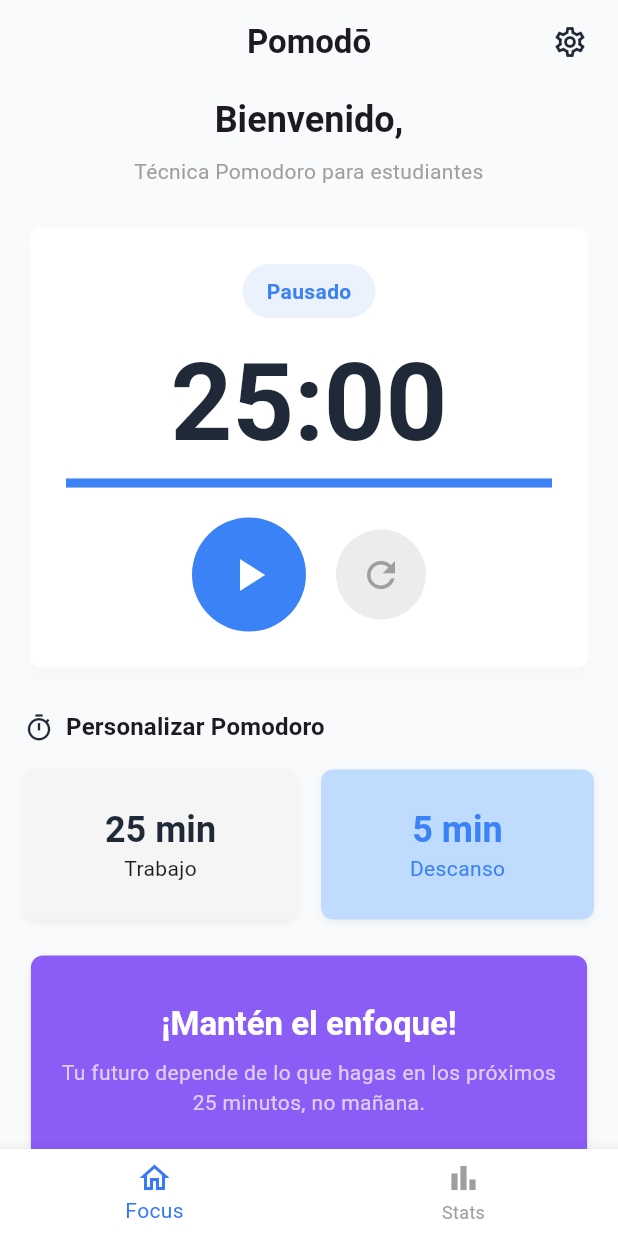
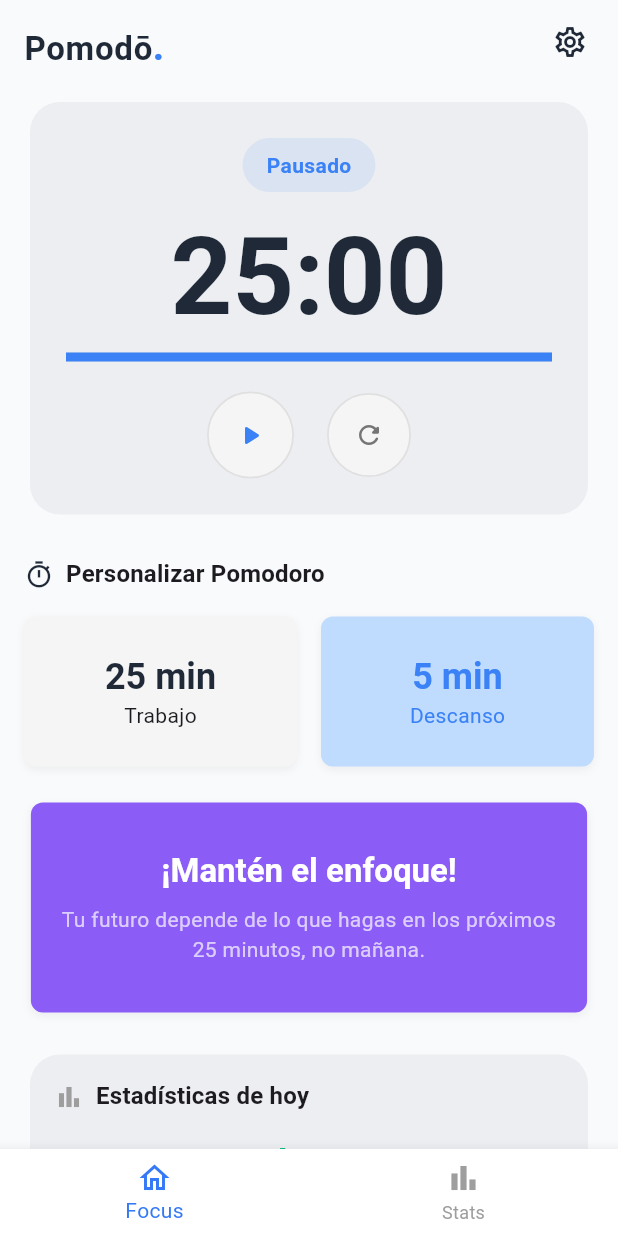
Before and after one commit to LautaroVegaa/Pomodo-app, a Flutter app: the PomodoroScreen screen opened directly, on a phone screen of 412 x 824 dp. Run offline on Flutter 3.47's test engine with Material 3 defaults, Android fonts, the phone set to English and light mode, and no system bars; our stand-ins replace audioplayers, flutter_local_notifications, shared_preferences, supabase_flutter; accounts and stored records are empty.

Commit message:
style(ui): Refined Pomodoro screen UX and improved theme balance
- Removed welcome text, username, and subtitle from Pomodoro screen header
- Aligned Pomodō logo to the left for a cleaner visual hierarchy
- Updated AppBar color logic for better contrast in both themes
- Unified card color tone across timer and statistics for light mode
- Adjusted light theme palette for softer, more consistent UX

```diff
--- a/lib/screens/pomodoro_screen.dart
+++ b/lib/screens/pomodoro_screen.dart
@@ -21,7 +21,6 @@ class _PomodoroScreenState extends State<PomodoroScreen> {
   String? displayName;
   bool loading = true;
 
-  // ✅ NUEVO: índice para manejar el ítem activo del footer
   int _currentIndex = 0;
 
   @override
@@ -36,7 +35,6 @@ class _PomodoroScreenState extends State<PomodoroScreen> {
       final user = supabase.auth.currentUser;
 
       if (user != null) {
-        // ✅ Se obtiene directamente el nombre desde user_metadata
         final fullName = user.userMetadata?['full_name'] as String?;
 
         setState(() {
@@ -64,11 +62,37 @@ class _PomodoroScreenState extends State<PomodoroScreen> {
 
     return Scaffold(
       appBar: AppBar(
-        title: const Text(
-          "Pomodō",
-          style: TextStyle(fontWeight: FontWeight.bold),
+  elevation: 0,
+  backgroundColor: Colors.transparent, // mantiene fondo coherente con el tema
+  centerTitle: false,
+  title: Padding(
+    padding: const EdgeInsets.only(top: 8.0), // 👈 más “aire” arriba
+    child: RichText(
+      text: TextSpan(
+        children: [
+          TextSpan(
+            text: 'Pomodō',
+            style: TextStyle(
+              fontWeight: FontWeight.w600,
+              fontSize: 22,
+              // ✅ ahora toma color del AppBarTheme según el modo (claro/oscuro)
+              color: Theme.of(context).appBarTheme.titleTextStyle?.color
+                  ?? Theme.of(context).textTheme.bodyLarge?.color,
+              letterSpacing: 0.5,
             ),
-        centerTitle: true,
+          ),
+          TextSpan(
+            text: '.',
+            style: TextStyle(
+              fontWeight: FontWeight.w800,
+              fontSize: 24,
+              color: Theme.of(context).primaryColor,
+            ),
+          ),
+        ],
+      ),
+    ),
+  ),
   actions: [
     IconButton(
       icon: Icon(
@@ -78,57 +102,22 @@ class _PomodoroScreenState extends State<PomodoroScreen> {
       onPressed: () {
         Navigator.push(
           context,
-                MaterialPageRoute(
-                    builder: (context) => const SettingsScreen()),
+          MaterialPageRoute(builder: (context) => const SettingsScreen()),
         );
       },
     ),
     const SizedBox(width: 8),
   ],
-        elevation: 0,
-        backgroundColor: Colors.transparent,
 ),
+
       body: loading
           ? const Center(child: CircularProgressIndicator())
           : SingleChildScrollView(
-              padding:
-                  const EdgeInsets.symmetric(horizontal: 16.0, vertical: 8.0),
+              padding: const EdgeInsets.symmetric(horizontal: 16.0, vertical: 8.0),
               child: Column(
                 crossAxisAlignment: CrossAxisAlignment.start,
                 children: [
-                  // Inicio de la zona centrada (Bienvenido)
-                  Center(
-                    child: Column(
-                      crossAxisAlignment: CrossAxisAlignment.center,
-                      children: [
-                        Padding(
-                          padding: const EdgeInsets.only(
-                              left: 8.0, right: 8.0, bottom: 8.0),
-                          child: Text(
-                            "Bienvenido, ${displayName ?? 'Usuario'}",
-                            textAlign: TextAlign.center,
-                            style: Theme.of(context)
-                                .textTheme
-                                .headlineSmall
-                                ?.copyWith(fontWeight: FontWeight.bold),
-                          ),
-                        ),
-                        Padding(
-                          padding: const EdgeInsets.only(
-                              left: 8.0, right: 8.0, bottom: 24.0),
-                          child: Text(
-                            "Técnica Pomodoro para estudiantes",
-                            textAlign: TextAlign.center,
-                            style: Theme.of(context)
-                                .textTheme
-                                .bodyMedium
-                                ?.copyWith(color: Colors.grey),
-                          ),
-                        ),
-                      ],
-                    ),
-                  ),
-                  // Fin de la zona centrada
+                  // 🔹 Se removió el bloque de bienvenida y subtítulo
                   const PomodoroTimerCard(),
                   const SizedBox(height: 24),
                   Row(
@@ -159,28 +148,23 @@ class _PomodoroScreenState extends State<PomodoroScreen> {
                               builder: (BuildContext dialogContext) {
                                 return DurationSliderDialog(
                                   title: "Duración del trabajo",
-                                  initialValue: timerProvider
-                                      .workDurationMinutes
-                                      .toDouble(),
+                                  initialValue:
+                                      timerProvider.workDurationMinutes.toDouble(),
                                   onChanged: (value) =>
-                                      timerProvider.setWorkDuration(
-                                          value.toInt()),
+                                      timerProvider.setWorkDuration(value.toInt()),
                                   min: 5,
                                   max: 60,
                                   divisions: 11,
-                                  formatLabel: (value) =>
-                                      "${value.toInt()} minutos",
+                                  formatLabel: (value) => "${value.toInt()} minutos",
                                 );
                               },
                             );
                           },
                           child: Container(
-                            padding:
-                                const EdgeInsets.symmetric(vertical: 24),
+                            padding: const EdgeInsets.symmetric(vertical: 24),
                             decoration: BoxDecoration(
-                              color: isDarkMode
-                                  ? const Color(0xFF1F2937)
-                                  : Colors.grey.shade100,
+                              color:
+                                  isDarkMode ? const Color(0xFF1F2937) : Colors.grey.shade100,
                               borderRadius: BorderRadius.circular(8),
                               boxShadow: [
                                 BoxShadow(
@@ -280,8 +264,6 @@ class _PomodoroScreenState extends State<PomodoroScreen> {
                     ],
                   ),
                   const SizedBox(height: 24),
-
-                  // Card de motivación
                   Center(
                     child: Container(
                       width: MediaQuery.of(context).size.width * 0.9,
@@ -315,8 +297,7 @@ class _PomodoroScreenState extends State<PomodoroScreen> {
                           ),
                           const SizedBox(height: 8),
                           AnimatedSwitcher(
-                            duration:
-                                const Duration(milliseconds: 400),
+                            duration: const Duration(milliseconds: 400),
                             child: Text(
                               timerProvider.currentPhrase.isNotEmpty
                                   ? timerProvider.currentPhrase
@@ -333,15 +314,12 @@ class _PomodoroScreenState extends State<PomodoroScreen> {
                       ),
                     ),
                   ),
-
                   const SizedBox(height: 24),
                   const PomodoroStatsCard(),
                   const SizedBox(height: 24),
                 ],
               ),
             ),
-
-      // ✅ FOOTER con íconos Focus / Stats (sin Block)
       bottomNavigationBar: BottomNavigationBar(
         currentIndex: _currentIndex,
         onTap: (index) {
@@ -357,7 +335,6 @@ class _PomodoroScreenState extends State<PomodoroScreen> {
               setState(() => _currentIndex = 0);
             });
           }
-          // 🟣 El índice 2 (Block) fue removido, se reemplazará por Focus Lock en futuras versiones
         },
         backgroundColor:
             isDarkMode ? const Color(0xFF0B1120) : Colors.white,
--- a/lib/theme/app_theme.dart
+++ b/lib/theme/app_theme.dart
@@ -4,21 +4,42 @@ class AppTheme {
   static final ThemeData lightTheme = ThemeData(
     useMaterial3: true,
     brightness: Brightness.light,
+
+    // Fondo general
     scaffoldBackgroundColor: const Color(0xFFF9FAFB),
+
+    // Primario Pomodō
     primaryColor: const Color(0xFF3B82F6),
+
+    // ✅ Cards unificadas más claras y consistentes (temporizador + estadísticas)
+    cardColor: const Color(0xFFECEEF1),
+
+    appBarTheme: const AppBarTheme(
+      backgroundColor: Color(0xFFF9FAFB),
+      elevation: 0,
+      titleTextStyle: TextStyle(
+        color: Color(0xFF1F2937),
+        fontWeight: FontWeight.bold,
+        fontSize: 20,
+      ),
+      iconTheme: IconThemeData(color: Color(0xFF1F2937)),
+    ),
+
     textTheme: const TextTheme(
       displayLarge: TextStyle(color: Color(0xFF1F2937)),
       bodyLarge: TextStyle(color: Color(0xFF1F2937)),
     ),
-    // CORRECCIÓN AQUÍ
+
+    // ✅ Mismo tono aplicado al CardTheme
     cardTheme: CardThemeData(
-      color: Colors.white,
-      elevation: 4,
-      shadowColor: Colors.black.withOpacity(0.05),
+      color: const Color(0xFFECEEF1),
+      elevation: 0,
+      shadowColor: Colors.transparent,
       shape: RoundedRectangleBorder(
-        borderRadius: BorderRadius.circular(8.0),
+        borderRadius: BorderRadius.circular(20.0),
       ),
     ),
+
     elevatedButtonTheme: ElevatedButtonThemeData(
       style: ElevatedButton.styleFrom(
         backgroundColor: const Color(0xFF3B82F6),
@@ -30,6 +51,7 @@ class AppTheme {
         textStyle: const TextStyle(fontWeight: FontWeight.bold, fontSize: 16),
       ),
     ),
+
     inputDecorationTheme: InputDecorationTheme(
       filled: true,
       fillColor: const Color(0xFFF9FAFB),
@@ -41,32 +63,49 @@ class AppTheme {
         borderRadius: BorderRadius.circular(8.0),
         borderSide: BorderSide(color: Colors.grey.shade300),
       ),
-      focusedBorder: OutlineInputBorder(
-        borderRadius: BorderRadius.circular(8.0),
-        borderSide: const BorderSide(color: Color(0xFF3B82F6), width: 2),
+      focusedBorder: const OutlineInputBorder(
+        borderRadius: BorderRadius.all(Radius.circular(8.0)),
+        borderSide: BorderSide(color: Color(0xFF3B82F6), width: 2),
       ),
     ),
+
     iconTheme: const IconThemeData(color: Colors.grey),
   );
 
   static final ThemeData darkTheme = ThemeData(
     useMaterial3: true,
     brightness: Brightness.dark,
+
     scaffoldBackgroundColor: const Color(0xFF111827),
     primaryColor: const Color(0xFF3B82F6),
+
+    cardColor: const Color(0xFF1F2937),
+
+    appBarTheme: const AppBarTheme(
+      backgroundColor: Color(0xFF111827),
+      elevation: 0,
+      titleTextStyle: TextStyle(
+        color: Color(0xFFF9FAFB),
+        fontWeight: FontWeight.bold,
+        fontSize: 20,
+      ),
+      iconTheme: IconThemeData(color: Color(0xFFF9FAFB)),
+    ),
+
     textTheme: const TextTheme(
       displayLarge: TextStyle(color: Color(0xFFF9FAFB)),
       bodyLarge: TextStyle(color: Color(0xFFF9FAFB)),
     ),
-    // CORRECCIÓN AQUÍ
+
     cardTheme: CardThemeData(
       color: const Color(0xFF1F2937),
-      elevation: 4,
-      shadowColor: Colors.black.withOpacity(0.2),
+      elevation: 0,
+      shadowColor: Colors.transparent,
       shape: RoundedRectangleBorder(
-        borderRadius: BorderRadius.circular(8.0),
+        borderRadius: BorderRadius.circular(20.0),
       ),
     ),
+
     elevatedButtonTheme: ElevatedButtonThemeData(
       style: ElevatedButton.styleFrom(
         backgroundColor: const Color(0xFF3B82F6),
@@ -78,6 +117,7 @@ class AppTheme {
         textStyle: const TextStyle(fontWeight: FontWeight.bold, fontSize: 16),
       ),
     ),
+
     inputDecorationTheme: InputDecorationTheme(
       filled: true,
       fillColor: const Color(0xFF1F2937),
@@ -90,11 +130,12 @@ class AppTheme {
         borderRadius: BorderRadius.circular(8.0),
         borderSide: BorderSide(color: Colors.grey.shade700),
       ),
-      focusedBorder: OutlineInputBorder(
-        borderRadius: BorderRadius.circular(8.0),
-        borderSide: const BorderSide(color: Color(0xFF3B82F6), width: 2),
+      focusedBorder: const OutlineInputBorder(
+        borderRadius: BorderRadius.all(Radius.circular(8.0)),
+        borderSide: BorderSide(color: Color(0xFF3B82F6), width: 2),
       ),
     ),
+
     iconTheme: IconThemeData(color: Colors.grey.shade400),
   );
 }
--- a/lib/widgets/pomodoro_timer_card.dart
+++ b/lib/widgets/pomodoro_timer_card.dart
@@ -6,7 +6,6 @@ import '../services/screen_time_service.dart'; // ✅ acceso al bloqueo nativo
 class PomodoroTimerCard extends StatelessWidget {
   const PomodoroTimerCard({super.key});
 
-  // Función para obtener el texto del estado actual
   String _getStatusText(TimerProvider timer) {
     if (!timer.isRunning &&
         timer.remainingTimeSeconds == timer.workDurationMinutes * 60) {
@@ -26,8 +25,17 @@ class PomodoroTimerCard extends StatelessWidget {
   @override
   Widget build(BuildContext context) {
     final timerProvider = provider.Provider.of<TimerProvider>(context);
+    // Variables para el manejo de tema en la tarjeta
+    final isDarkMode = Theme.of(context).brightness == Brightness.dark;
+    final primaryColor = Theme.of(context).primaryColor;
+    final textColor = Theme.of(context).textTheme.bodyLarge?.color ?? Colors.black;
 
     return Card(
+      shape: RoundedRectangleBorder(
+        borderRadius: BorderRadius.circular(20),
+      ),
+      elevation: 0,
+      color: Theme.of(context).cardColor, // ✅ usa el color del tema
       child: Padding(
         padding: const EdgeInsets.all(24.0),
         child: Column(
@@ -64,24 +72,16 @@ class PomodoroTimerCard extends StatelessWidget {
               ),
             ),
             const SizedBox(height: 20),
+
+            // 🔹 Botones con estilo minimalista tipo glassmorphism
             Row(
               mainAxisAlignment: MainAxisAlignment.center,
               children: [
-                IconButton.filled(
-                  style: IconButton.styleFrom(
-                    backgroundColor: Theme.of(context).primaryColor,
-                    padding: const EdgeInsets.all(20),
-                  ),
-                  icon: Icon(
-                    timerProvider.isRunning ? Icons.pause : Icons.play_arrow,
-                    color: Colors.white,
-                    size: 36,
-                  ),
-                  onPressed: () async {
-                    // 🔹 Mantiene tu lógica original
+                // ▶️ Start / Pause button
+                GestureDetector(
+                  onTap: () async {
                     timerProvider.startStopTimer();
 
-                    // ✅ Bloquea solo en modo de trabajo
                     if (timerProvider.isRunning &&
                         timerProvider.currentPhase == PomodoroPhase.work) {
                       final hasPermission =
@@ -89,34 +89,79 @@ class PomodoroTimerCard extends StatelessWidget {
                       if (!hasPermission) {
                         await ScreenTimeService.requestAuthorization();
                       }
-
-                      // Inicia bloqueo solo durante el trabajo
                       await ScreenTimeService.startFocusSession(
                         minutes: timerProvider.workDurationMinutes,
                       );
                     } else {
-                      // 🧠 Si pausó, terminó o no es fase de trabajo → desbloquea
                       await ScreenTimeService.endFocusSession();
                     }
                   },
+                  child: Container(
+                    width: 58,
+                    height: 58,
+                    decoration: BoxDecoration(
+                      shape: BoxShape.circle,
+                      // CORRECCIÓN: Estilos condicionales para modo claro
+                      color: isDarkMode
+                          ? Colors.white.withOpacity(0.05) // Fondo translúcido oscuro
+                          : Colors.grey.shade100, // Fondo gris claro
+                      border: Border.all(
+                        color: isDarkMode
+                            ? Colors.white.withOpacity(0.1) // Borde sutil oscuro
+                            : Colors.grey.shade300, // Borde gris claro
+                        width: 1.2,
+                      ),
+                    ),
+                    child: Icon(
+                      timerProvider.isRunning
+                          ? Icons.pause_rounded
+                          : Icons.play_arrow_rounded,
+                      // CORRECCIÓN: Color de icono condicional para modo claro
+                      color: timerProvider.isRunning
+                          ? isDarkMode
+                              ? Colors.white.withOpacity(0.9)
+                              : textColor.withOpacity(0.9) // Color de texto oscuro para pausa
+                          : primaryColor, // Color principal para iniciar
+                      size: 22,
+                    ),
+                  ),
                 ),
-                const SizedBox(width: 20),
-                IconButton(
-                  style: IconButton.styleFrom(
-                    backgroundColor: Colors.grey.withOpacity(0.2),
-                    padding: const EdgeInsets.all(16),
-                  ),
-                  icon: const Icon(Icons.refresh, size: 28),
-                  onPressed: () async {
+                const SizedBox(width: 22),
+
+                // 🔁 Restart / Skip button
+                GestureDetector(
+                  onTap: () async {
                     if (timerProvider.isRunning) {
                       timerProvider.skipPhase();
                     } else {
                       timerProvider.resetTimer();
                     }
 
-                    // ✅ Siempre libera bloqueo al cambiar de fase o resetear
                     await ScreenTimeService.endFocusSession();
                   },
+                  child: Container(
+                    width: 56,
+                    height: 56,
+                    decoration: BoxDecoration(
+                      shape: BoxShape.circle,
+                      // CORRECCIÓN: Estilos condicionales para modo claro
+                      color: isDarkMode
+                          ? Colors.white.withOpacity(0.05) // Fondo translúcido oscuro
+                          : Colors.grey.shade100, // Fondo gris claro
+                      border: Border.all(
+                        color: isDarkMode
+                            ? Colors.white.withOpacity(0.1) // Borde sutil oscuro
+                            : Colors.grey.shade300, // Borde gris claro
+                        width: 1.2,
+                      ),
+                    ),
+                    child: Icon(
+                      Icons.refresh_rounded,
+                      // CORRECCIÓN: Color de icono condicional para modo claro
+                      color: isDarkMode ? Colors.white70 : Colors.grey.shade600, // Gris oscuro
+                      size: 20,
+                    ),
+                  ),
                 ),
               ],
             ),
```
Lines whose indentation alone changed are shown as unchanged.
